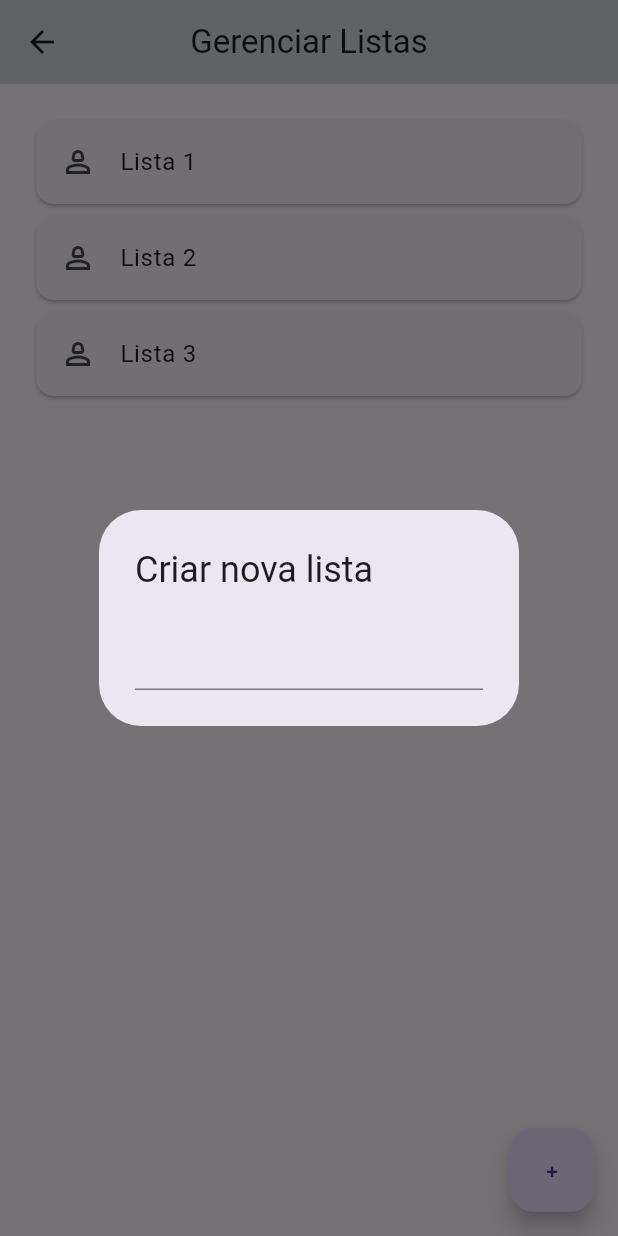
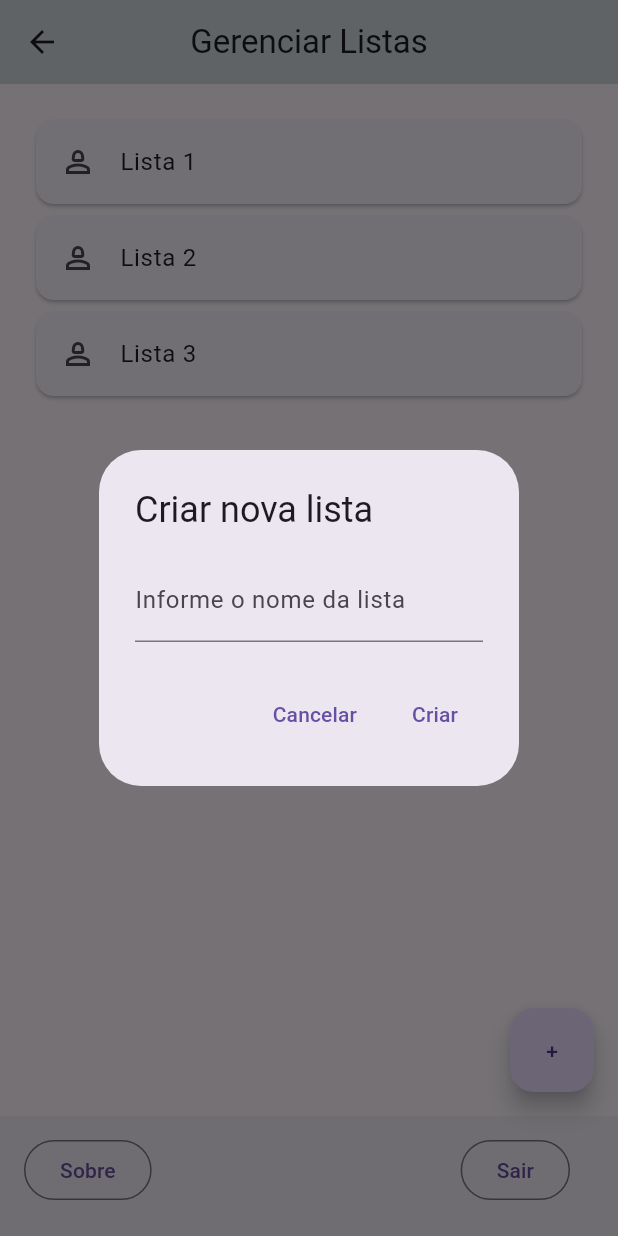
Before and after one commit to fernando-fraga/estudo-flutter-listacompras, a Flutter app: the GerenciarView screen opened by its route, after a tap on an icon or button, on a phone screen of 412 x 824 dp. Run offline on Flutter 3.47's test engine with Material 3 defaults, Android fonts, the phone set to English and light mode, and no system bars; our stand-ins replace device_preview.

Commit message:
ajuste no sobre

```diff
--- a/lib/main.dart
+++ b/lib/main.dart
@@ -4,6 +4,7 @@ import 'package:flutter/material.dart';
 import 'package:lista_compras/view/gerenciar_view.dart';
 import 'package:lista_compras/view/recovery_view.dart';
 import 'package:lista_compras/view/signup_view.dart';
+import 'package:lista_compras/view/sobre_view.dart';
 
 import 'view/login_view.dart';
 
@@ -30,6 +31,7 @@ class MainApp extends StatelessWidget {
         'signup': (context) => SignUpView(),
         'recovery': (context) => RecoveryView(),
         'gerenciar': (context) => GerenciarView(),
+        'sobre': (context) => SobreView(),
       },
     );
   }
--- a/lib/model/lista.dart
+++ b/lib/model/lista.dart
@@ -1,16 +1,15 @@
 class Lista {
   String nome;
- // String quantidade;
 
-  Lista(this.nome);
+  Lista({required this.nome});
 
 
   static List<Lista> preencher() {
     List<Lista> listaCompras = [];
 
-    listaCompras.add(Lista('Lista 1'));
-    listaCompras.add(Lista('Lista 2'));
-    listaCompras.add(Lista('Lista 3'));
+    listaCompras.add(Lista(nome:'Lista 1'));
+    listaCompras.add(Lista(nome:'Lista 2'));
+    listaCompras.add(Lista(nome:'Lista 3'));
 
     return listaCompras;
   }
--- a/lib/view/gerenciar_view.dart
+++ b/lib/view/gerenciar_view.dart
@@ -64,7 +64,24 @@ class _GerenciarViewState extends State<GerenciarView> {
           ),
 
       ),
-
+      bottomNavigationBar: BottomAppBar(
+        child: Padding(
+          padding: EdgeInsets.only(right: 16, bottom: 8),
+          child: Row(
+            mainAxisAlignment: MainAxisAlignment.spaceBetween,
+            children: [
+              OutlinedButton(onPressed: () {
+                Navigator.pushNamed(context, 'sobre');
+              }, child: Text('Sobre')
+            ),
+            OutlinedButton(onPressed: () {
+              Navigator.pushNamed(context, 'login');
+              }, child: Text('Sair')
+            )
+            ],
+          ),
+        )
+      ),
 
       floatingActionButton: FloatingActionButton(
         child: Text("+"),
@@ -74,9 +91,38 @@ class _GerenciarViewState extends State<GerenciarView> {
             content: Form(
               key: formKey,
               child: TextFormField(
-
+                controller: nomeLista,
+                decoration: InputDecoration(
+                  labelText: 'Informe o nome da lista'
+                ),
+                validator: (value) {
+                  if (value == null) {
+                    return 'Insira o nome da lista';
+                  }
+                  else if (value.isEmpty) {
+                    return 'Insira o nome da lista';
+                  }
+                  return null;
+                },
               ),
             ),
+            actions: [
+              TextButton(
+                onPressed: () => Navigator.pop(context, 'Cancelar'),
+                child: const Text('Cancelar')
+              ),
+               TextButton(
+                onPressed: () {
+                  if (formKey.currentState!.validate()) {
+                    setState(() {
+                      listaCompras.add(Lista(nome: nomeLista.text));
+                    });
+                    Navigator.pop(context, 'Criar');
+                  }
+                },
+                child: const Text('Criar')
+              )
+            ],
           ) );
         },
       ),
--- a/pubspec.yaml
+++ b/pubspec.yaml
@@ -10,6 +10,7 @@ dependencies:
   device_preview: ^1.1.0
   flutter:
     sdk: flutter
+  url_launcher: ^6.0.6
 
 dev_dependencies:
   flutter_test:
```
Also changed, not shown: lib/model/produtos.dart (added, +20 -0 lines), lib/view/sobre.dart (added, +69 -0 lines), lib/view/sobre_view.dart (added, +80 -0 lines), pubspec.lock.
